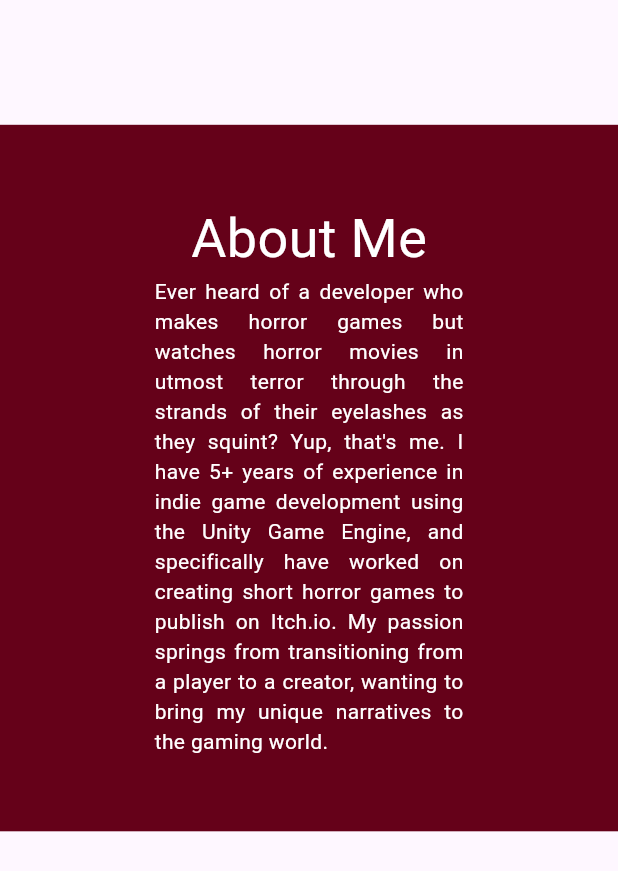
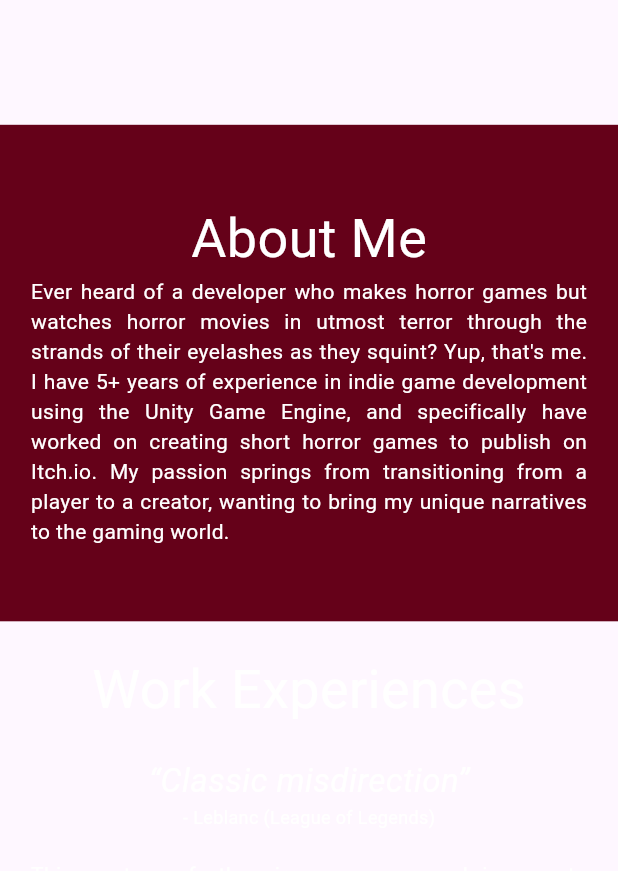
Before and after one commit to janiceng445/janiceng_website, a Flutter app: the screen it shows after launch, scrolled down 576 dp, on a phone screen of 412 x 824 dp. Shown: the top 871 px of the screen. Run offline on Flutter 3.47's test engine with Material 2 defaults, Android fonts, the phone set to English and light mode, and no system bars.

Commit message:
added mobile resolution

```diff
--- /dev/null
+++ b/lib/common/screensize.dart
@@ -0,0 +1,17 @@
+import 'package:flutter/widgets.dart';
+
+enum ScreenSize { small, medium, large }
+
+class ScreenCalculation {
+  ScreenSize getSize(Size screenSize) {
+    double screenWidth = screenSize.width;
+
+    if (screenWidth < 600) {
+      return ScreenSize.small;
+    } else if (screenWidth < 960) {
+      return ScreenSize.medium;
+    } else {
+      return ScreenSize.large;
+    }
+  }
+}
--- a/lib/sections/about_me_section.dart
+++ b/lib/sections/about_me_section.dart
@@ -1,5 +1,6 @@
 import 'package:flutter/material.dart';
 import 'package:janiceng_website/common/app_colors.dart';
+import 'package:janiceng_website/common/screensize.dart';
 import 'package:janiceng_website/common/section_header.dart';
 
 class AboutMeSection extends StatelessWidget {
@@ -11,6 +12,8 @@ class AboutMeSection extends StatelessWidget {
 
   @override
   Widget build(BuildContext context) {
+    var size = ScreenCalculation().getSize(MediaQuery.of(context).size);
+
     return Container(
       width: MediaQuery.of(context).size.width,
       color: AppColors.secondaryBackgroundColor,
@@ -18,7 +21,8 @@ class AboutMeSection extends StatelessWidget {
       child: Column(children: [
         const SectionHeader(label: 'About Me'),
         SizedBox(
-          width: MediaQuery.of(context).size.width * 0.5,
+          width: MediaQuery.of(context).size.width *
+              (size == ScreenSize.large ? 0.5 : 0.9),
           child: const Text(
             'Ever heard of a developer who makes horror games but watches horror movies in utmost terror through the strands of their eyelashes as they squint? Yup, that\'s me. I have 5+ years of experience in indie game development using the Unity Game Engine, and specifically have worked on creating short horror games to publish on Itch.io. My passion springs from transitioning from a player to a creator, wanting to bring my unique narratives to the gaming world. ',
             textAlign: TextAlign.justify,
--- a/lib/sections/intro_section.dart
+++ b/lib/sections/intro_section.dart
@@ -1,4 +1,5 @@
 import 'package:flutter/material.dart';
+import 'package:janiceng_website/common/screensize.dart';
 
 class IntroSection extends StatelessWidget {
   final String content;
@@ -9,6 +10,15 @@ class IntroSection extends StatelessWidget {
 
   @override
   Widget build(BuildContext context) {
+    var size = ScreenCalculation().getSize(MediaQuery.of(context).size);
+
+    var dayProfileLabel = 'Worker profile';
+    var nightProfileLabel = 'Personal profile';
+    var dayProfileDescription =
+        'A data scientist, navigating the realm of insurance and helping AI to detect fraud.';
+    var nightProfileDescription =
+        'A casual gamer (secretly competitive), indie game developer, chef, and artist.';
+
     return SizedBox(
       height: MediaQuery.of(context).size.height * 0.8,
       child: Column(
@@ -19,6 +29,7 @@ class IntroSection extends StatelessWidget {
             style: TextStyle(
               fontSize: 36,
             ),
+            textAlign: TextAlign.center,
           ),
           const Text(
             'Welcome to my portfolio',
@@ -29,18 +40,27 @@ class IntroSection extends StatelessWidget {
           const SizedBox(
             height: 30,
           ),
-          Row(
+          size == ScreenSize.large
+              ? Row(
                   mainAxisAlignment: MainAxisAlignment.center,
                   children: [
-              _profile(Icons.sunny, 'Worker profile',
-                  'A data scientist, navigating the realm of insurance and helping AI to detect fraud.'),
+                    _profile(Icons.sunny, dayProfileLabel,
+                        dayProfileDescription, 20),
                     Container(
                       color: Colors.white,
                       width: 5,
                       height: 100,
                     ),
-              _profile(Icons.mode_night, 'Personal profile',
-                  'A casual gamer (secretly competitive), indie game developer, chef, and artist.'),
+                    _profile(Icons.mode_night, nightProfileLabel,
+                        nightProfileDescription, 20),
+                  ],
+                )
+              : Column(
+                  children: [
+                    _profile(Icons.sunny, dayProfileLabel,
+                        dayProfileDescription, 18),
+                    _profile(Icons.mode_night, nightProfileLabel,
+                        nightProfileDescription, 18),
                   ],
                 )
         ],
@@ -48,9 +68,9 @@ class IntroSection extends StatelessWidget {
     );
   }
 
-  Widget _profile(IconData icon, heading, String content) {
+  Widget _profile(IconData icon, heading, String content, double padding) {
     return Padding(
-      padding: const EdgeInsets.symmetric(vertical: 10, horizontal: 20),
+      padding: EdgeInsets.symmetric(vertical: 10, horizontal: padding),
       child: Row(
         children: [
           Container(
--- a/lib/sections/work_experience_section.dart
+++ b/lib/sections/work_experience_section.dart
@@ -1,5 +1,6 @@
 import 'package:flutter/material.dart';
 import 'package:janiceng_website/common/diagonal_clipper.dart';
+import 'package:janiceng_website/common/screensize.dart';
 import 'package:janiceng_website/common/section_header.dart';
 
 class WorkExperienceSection extends StatelessWidget {
@@ -11,6 +12,23 @@ class WorkExperienceSection extends StatelessWidget {
 
   @override
   Widget build(BuildContext context) {
+    var size = ScreenCalculation().getSize(MediaQuery.of(context).size);
+    var jobLabel1 = 'iRemedy Healthcare, Inc.';
+    var jobRole1 = 'Technical Support Assistant';
+    var jobDescription1 =
+        'Published content pages on the Magneto platform, designed and implemented WordPress sites from wireframes using HTML/CSS, and produced mockups and prototype interfaces for new web apps with Balsamiq.';
+    var jobSkills1 = ['Magento, HTML, CSS, Balsamiq'];
+    var jobLabel2 = 'Epic Systems Corporation';
+    var jobRole2 = 'Software Developer';
+    var jobDescription2 =
+        'Lead developer of MyChart Care Companion Education feature that holds a compilation of educational documents, notes, audio, video, and more for inpatient and/or outpatient users to learn about their procedures, diagnosis, treatment care plans, etc. Developed data models and translations for XML schema imports to provide a user-friendly tool for 3rd party vendors.';
+    var jobSkills2 = ['C#', 'M (MUMPS)', 'React', 'SASS', 'XML Schema'];
+    var jobLabel3 = 'Shift Technologies';
+    var jobRole3 = 'Senior Data Scientist';
+    var jobDescription3 =
+        'Implemented innovative scenarios to enhance AI detection of fraudulent claims in motor and healthcare lines of business. Conducted SQL database operations, tailored UI modifications as per client requests, and integrated ElasticSearch for an advanced search experience.';
+    var jobSkills3 = ['C#', 'SQL', 'ElasticSearch'];
+
     return Container(
       padding: const EdgeInsets.symmetric(vertical: 20),
       child: Column(
@@ -19,48 +37,77 @@ class WorkExperienceSection extends StatelessWidget {
           const SizedBox(
             height: 20,
           ),
-          _introParagraph(context),
-          Container(
+          _introParagraph(context, size == ScreenSize.large ? 0.5 : 0.9),
+          size == ScreenSize.large
+              ? Container(
                   color: Colors.white,
                   height: 250,
                   child: Flex(
                     direction: Axis.horizontal,
                     children: [
-                _workSection(
+                      _workSectionLargeScreen(
                           context,
-                    'iRemedy Healthcare, Inc.',
-                    'Technical Support Assistant',
-                    'Published content pages on the Magneto platform, designed and implemented WordPress sites from wireframes using HTML/CSS, and produced mockups and prototype interfaces for new web apps with Balsamiq.',
-                    ['Magento, HTML, CSS, Balsamiq'],
+                          jobLabel1,
+                          jobRole1,
+                          jobDescription1,
+                          jobSkills1,
                           const Color(0xFF1663A0),
                           DiagonalClipperAlignment.left),
-                _workSection(
+                      _workSectionLargeScreen(
                           context,
-                    'Epic Systems Corporation',
-                    'Software Developer',
-                    'Lead developer of MyChart Care Companion Education feature that holds a compilation of educational documents, notes, audio, video, and more for inpatient and/or outpatient users to learn about their procedures, diagnosis, treatment care plans, etc. Developed data models and translations for XML schema imports to provide a user-friendly tool for 3rd party vendors.',
-                    ['C#', 'M (MUMPS)', 'React', 'SASS', 'XML Schema'],
+                          jobLabel2,
+                          jobRole2,
+                          jobDescription2,
+                          jobSkills2,
                           const Color(0xFF66001A),
                           DiagonalClipperAlignment.center),
-                _workSection(
+                      _workSectionLargeScreen(
                           context,
-                    'Shift Technologies',
-                    'Senior Data Scientist',
-                    'Implemented innovative scenarios to enhance AI detection of fraudulent claims in motor and healthcare lines of business. Conducted SQL database operations, tailored UI modifications as per client requests, and integrated ElasticSearch for an advanced search experience.',
-                    ['C#', 'SQL', 'ElasticSearch'],
+                          jobLabel3,
+                          jobRole3,
+                          jobDescription3,
+                          jobSkills3,
                           const Color(0xFF5134C9),
                           DiagonalClipperAlignment.right),
                     ],
                   ),
+                )
+              : Column(
+                  children: [
+                    _workSectionSmallScreen(
+                        context,
+                        jobLabel1,
+                        jobRole1,
+                        jobDescription1,
+                        jobSkills1,
+                        const Color(0xFF1663A0),
+                        DiagonalClipperAlignment.left),
+                    _workSectionSmallScreen(
+                        context,
+                        jobLabel2,
+                        jobRole2,
+                        jobDescription2,
+                        jobSkills2,
+                        const Color(0xFF66001A),
+                        DiagonalClipperAlignment.center),
+                    _workSectionSmallScreen(
+                        context,
+                        jobLabel3,
+                        jobRole3,
+                        jobDescription3,
+                        jobSkills3,
+                        const Color(0xFF5134C9),
+                        DiagonalClipperAlignment.right),
+                  ],
                 ),
         ],
       ),
     );
   }
 
-  Widget _introParagraph(BuildContext context) {
+  Widget _introParagraph(BuildContext context, double widthRate) {
     return SizedBox(
-      width: MediaQuery.of(context).size.width * 0.5,
+      width: MediaQuery.of(context).size.width * widthRate,
       child: const Column(
         children: [
           Text(
@@ -96,14 +143,15 @@ class WorkExperienceSection extends StatelessWidget {
     );
   }
 
-  Widget _workSection(
+  Widget _workSectionLargeScreen(
     BuildContext context,
     String company,
     String role,
     String description,
     List<String> skills,
     Color backgroundColor,
-      DiagonalClipperAlignment alignment) {
+    DiagonalClipperAlignment alignment,
+  ) {
     return Expanded(
       flex: 1,
       child: ClipPath(
@@ -138,6 +186,47 @@ class WorkExperienceSection extends StatelessWidget {
     );
   }
 
+  Widget _workSectionSmallScreen(
+    BuildContext context,
+    String company,
+    String role,
+    String description,
+    List<String> skills,
+    Color backgroundColor,
+    DiagonalClipperAlignment alignment,
+  ) {
+    return Container(
+      height: 300,
+      padding: const EdgeInsets.symmetric(vertical: 20, horizontal: 20),
+      color: backgroundColor,
+      child: Column(
+        mainAxisAlignment: MainAxisAlignment.start,
+        crossAxisAlignment: CrossAxisAlignment.start,
+        children: [
+          Text(
+            company,
+            style: const TextStyle(
+              fontSize: 28,
+              fontWeight: FontWeight.bold,
+            ),
+          ),
+          Text(
+            role,
+            style: const TextStyle(
+              fontSize: 22,
+            ),
+          ),
+          Text(
+            description,
+            textAlign: TextAlign.justify,
+          ),
+          const Spacer(),
+          Text('Skills: ${skills.join(', ')}')
+        ],
+      ),
+    );
+  }
+
   /*
 Container(
         child: Column(
--- a/pubspec.yaml
+++ b/pubspec.yaml
@@ -35,6 +35,7 @@ dependencies:
   # The following adds the Cupertino Icons font to your application.
   # Use with the CupertinoIcons class for iOS style icons.
   cupertino_icons: ^1.0.2
+  url_launcher: ^6.1.14
 
 dev_dependencies:
   flutter_test:
```
Also changed, not shown: lib/sections/gallery_section.dart (+17 -8 lines), lib/sections/projects_section.dart (+54 -10 lines), pubspec.lock, 5 other files. Lines whose indentation alone changed are shown as unchanged.
